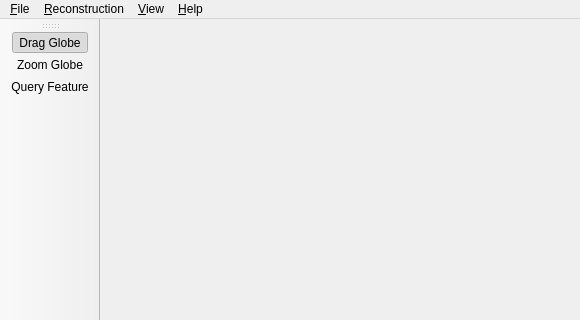
This is src/qt-widgets/ViewportWindowUi.ui in GPlates/GPlates as Qt 5 draws it before an edit; both pictures show x 0 to 580 and y 0 to 320 of the 580 by 600 pixel window. The edited form follows.
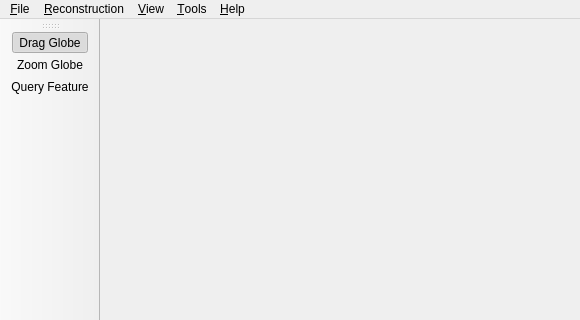
This is the edited form. Icons and pictures are not drawn.

What changed in the file:
```diff
--- a/src/qt-widgets/ViewportWindowUi.ui
+++ b/src/qt-widgets/ViewportWindowUi.ui
@@ -28,7 +28,7 @@
      <x>0</x>
      <y>0</y>
      <width>580</width>
-     <height>29</height>
+     <height>25</height>
     </rect>
    </property>
    <widget class="QMenu" name="menu_Help" >
@@ -80,9 +80,16 @@
     <addaction name="separator" />
     <addaction name="action_Export_Geometry_Snapshot" />
    </widget>
+   <widget class="QMenu" name="menu_Tools" >
+    <property name="title" >
+     <string>&amp;Tools</string>
+    </property>
+    <addaction name="action_Reconstruction_Tree_and_Poles" />
+   </widget>
    <addaction name="menu_File" />
    <addaction name="menu_Reconstruction" />
    <addaction name="menu_View" />
+   <addaction name="menu_Tools" />
    <addaction name="menu_Help" />
   </widget>
   <widget class="QStatusBar" name="statusbar" />
```
Left out of the diff: 5 changed lines with no effect on the pictures.
